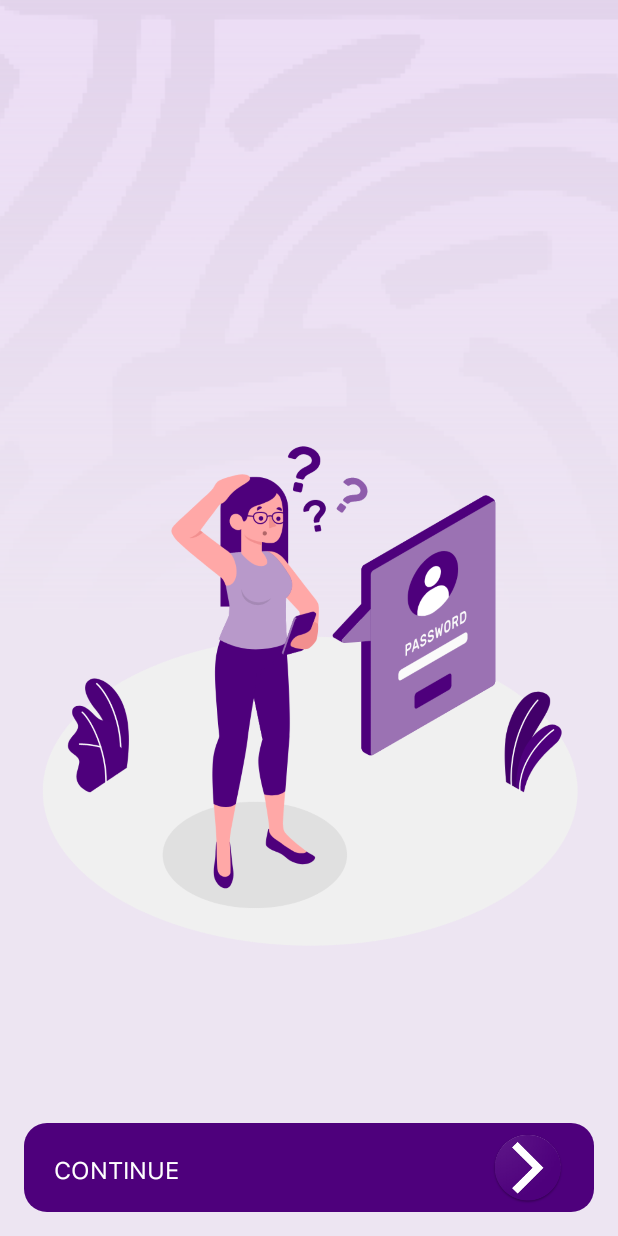
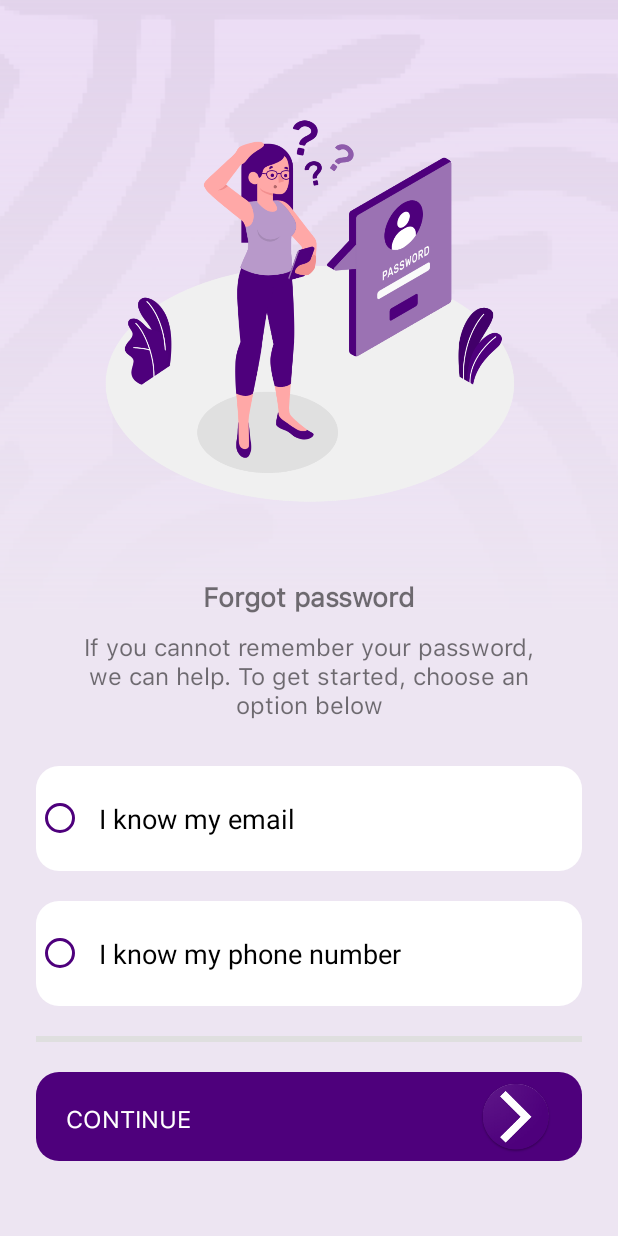
Before and after one commit to Festusyuma-LTD/glaid-customer, an Android app: the ForgotPasswordActivity screen opened directly, with no data from a screen before it, on a phone screen of 412 x 824 dp. Run offline under Robolectric (Android 15) with nearby library versions, the phone set to English and light mode, and no system bars; Roboto replaces fonts that are not available here.

Commit message:
forgot password view fix

```diff
--- a/app/src/main/java/festusyuma/com/glaid/ForgotPasswordActivity.kt
+++ b/app/src/main/java/festusyuma/com/glaid/ForgotPasswordActivity.kt
@@ -13,10 +13,10 @@ class ForgotPasswordActivity : AppCompatActivity() {
         super.onCreate(savedInstanceState)
         setContentView(R.layout.activity_forgot_password)
 
-        radioGroupForgotPassword.setOnCheckedChangeListener { group, checkedId ->
-            if (checkedId === R.id.emailId){
+        radioGroupForgotPassword.setOnCheckedChangeListener { _, checkedId ->
+            if (checkedId == R.id.emailRadio){
                 otpChoice = "email"
-            } else if (checkedId === R.id.phoneId){
+            } else if (checkedId == R.id.telRadio){
                 otpChoice = "phone"
             }
         }
--- /dev/null
+++ b/app/src/main/res/layout-v21/activity_forgot_password.xml
@@ -0,0 +1,143 @@
+<?xml version="1.0" encoding="utf-8"?>
+<androidx.constraintlayout.widget.ConstraintLayout xmlns:android="http://schemas.android.com/apk/res/android"
+    xmlns:app="http://schemas.android.com/apk/res-auto"
+    xmlns:tools="http://schemas.android.com/tools"
+    android:layout_width="match_parent"
+    android:layout_height="match_parent"
+    tools:context=".ForgotPasswordActivity">
+
+    <ImageView
+        android:id="@+id/imageView2"
+        android:layout_width="0dp"
+        android:layout_height="0dp"
+        android:alpha="0.6"
+        android:contentDescription="@string/background"
+        android:scaleType="center"
+        app:layout_constraintBottom_toBottomOf="parent"
+        app:layout_constraintEnd_toEndOf="parent"
+        app:layout_constraintHorizontal_bias="0.0"
+        app:layout_constraintStart_toStartOf="parent"
+        app:layout_constraintTop_toTopOf="parent"
+        app:layout_constraintVertical_bias="0.0"
+        app:srcCompat="@drawable/glaidbackground2" />
+
+    <androidx.constraintlayout.widget.ConstraintLayout
+        android:layout_width="0dp"
+        android:layout_height="0dp"
+        android:background="@drawable/gradient_purple"
+        app:layout_constraintBottom_toBottomOf="parent"
+        app:layout_constraintStart_toStartOf="parent"
+        app:layout_constraintEnd_toEndOf="parent"
+        app:layout_constraintTop_toTopOf="parent">
+
+        <ImageView
+            android:id="@+id/introImage"
+            android:layout_width="0dp"
+            android:layout_height="0dp"
+            app:layout_constraintDimensionRatio="W, 1"
+            android:layout_marginTop="50dp"
+            android:layout_marginBottom="20dp"
+            android:layout_marginHorizontal="10dp"
+            app:layout_constraintEnd_toEndOf="parent"
+            app:layout_constraintStart_toStartOf="parent"
+            app:layout_constraintTop_toTopOf="parent"
+            app:layout_constraintBottom_toTopOf="@+id/introTitle"
+            app:srcCompat="@drawable/forgot_password" />
+
+        <TextView
+            android:id="@+id/introTitle"
+            android:layout_width="wrap_content"
+            android:layout_height="wrap_content"
+            android:layout_marginBottom="10dp"
+            android:fontFamily="@font/sfpro"
+            android:text="@string/forgot_password_intro_title"
+            android:textSize="18sp"
+            android:textStyle="bold"
+            app:layout_constraintEnd_toEndOf="parent"
+            app:layout_constraintStart_toStartOf="parent"
+            app:layout_constraintBottom_toTopOf="@+id/introText" />
+
+        <TextView
+            android:id="@+id/introText"
+            android:layout_width="match_parent"
+            android:layout_height="wrap_content"
+            android:layout_marginHorizontal="50dp"
+            android:layout_marginBottom="30dp"
+            android:fontFamily="@font/sfpro"
+            android:gravity="center_horizontal"
+            android:singleLine="false"
+            android:text="@string/forgot_password_intro_text"
+            android:textSize="16sp"
+            app:layout_constraintEnd_toEndOf="parent"
+            app:layout_constraintStart_toStartOf="parent"
+            app:layout_constraintBottom_toTopOf="@+id/radioGroupForgotPassword" />
+
+        <RadioGroup
+            android:id="@+id/radioGroupForgotPassword"
+            android:layout_width="match_parent"
+            android:layout_height="wrap_content"
+            android:layout_marginHorizontal="24dp"
+            android:layout_marginBottom="20dp"
+            app:layout_constraintEnd_toEndOf="parent"
+            app:layout_constraintStart_toStartOf="parent"
+            app:layout_constraintBottom_toTopOf="@+id/view">
+
+            <RadioButton
+                android:id="@+id/emailRadio"
+                android:layout_width="match_parent"
+                android:layout_height="70dp"
+                android:layout_marginBottom="20dp"
+                android:background="@drawable/carddrawable"
+                android:paddingHorizontal="10dp"
+                android:buttonTint="@color/AppPrimaryPurple"
+                android:text="@string/i_know_my_email"
+                android:layout_gravity="center_vertical|end"
+                android:textSize="18sp" />
+
+            <RadioButton
+                android:id="@+id/telRadio"
+                android:layout_width="match_parent"
+                android:layout_height="70dp"
+                android:paddingHorizontal="10dp"
+                android:background="@drawable/carddrawable"
+                android:buttonTint="@color/AppPrimaryPurple"
+                android:text="@string/i_know_my_phone_number"
+                android:layout_gravity="center_vertical|end"
+                android:textSize="18sp"/>
+        </RadioGroup>
+
+        <View
+            android:id="@+id/view"
+            android:layout_width="match_parent"
+            android:layout_height="4dp"
+            android:layout_marginHorizontal="24dp"
+            android:layout_marginBottom="20dp"
+            android:background="#DFDFDF"
+            app:layout_constraintBottom_toTopOf="@+id/continueResetButton"
+            app:layout_constraintEnd_toEndOf="parent"
+            app:layout_constraintHorizontal_bias="0.492"
+            app:layout_constraintStart_toStartOf="parent" />
+
+        <Button
+            android:id="@+id/continueResetButton"
+            android:layout_width="0dp"
+            android:layout_height="59dp"
+            android:layout_marginHorizontal="24dp"
+            android:layout_marginBottom="50dp"
+            android:background="@drawable/mail_button_drawable"
+            android:drawableEnd="@mipmap/chevron_right"
+            android:fontFamily="@font/sfpro"
+            android:gravity="start|center_vertical"
+            android:onClick="getOtpTypeMethod"
+            android:padding="20dp"
+            android:text="@string/continue_text"
+            android:textColor="#FFFFFF"
+            android:textSize="16sp"
+            app:layout_constraintBottom_toBottomOf="parent"
+            app:layout_constraintStart_toStartOf="parent"
+            app:layout_constraintEnd_toEndOf="parent" />
+
+    </androidx.constraintlayout.widget.ConstraintLayout>
+
+
+</androidx.constraintlayout.widget.ConstraintLayout>
--- a/app/src/main/res/layout/activity_forgot_password.xml
+++ b/app/src/main/res/layout/activity_forgot_password.xml
@@ -26,105 +26,113 @@
         android:layout_height="0dp"
         android:background="@drawable/gradient_purple"
         app:layout_constraintBottom_toBottomOf="parent"
+        app:layout_constraintStart_toStartOf="parent"
         app:layout_constraintEnd_toEndOf="parent"
-        app:layout_constraintHorizontal_bias="0.0"
-        app:layout_constraintStart_toStartOf="parent"
-        app:layout_constraintTop_toTopOf="parent"
-        app:layout_constraintVertical_bias="0.0">
+        app:layout_constraintTop_toTopOf="parent">
 
         <ImageView
-            android:id="@+id/imageView6"
-            android:layout_width="wrap_content"
-            android:layout_height="wrap_content"
-            android:layout_marginTop="52dp"
+            android:id="@+id/introImage"
+            android:layout_width="0dp"
+            android:layout_height="0dp"
+            app:layout_constraintDimensionRatio="W, 1"
+            android:layout_marginTop="50dp"
+            android:layout_marginBottom="20dp"
+            android:layout_marginHorizontal="10dp"
             app:layout_constraintEnd_toEndOf="parent"
             app:layout_constraintStart_toStartOf="parent"
             app:layout_constraintTop_toTopOf="parent"
+            app:layout_constraintBottom_toTopOf="@+id/introTitle"
             app:srcCompat="@drawable/forgot_password" />
 
         <TextView
-            android:id="@+id/textView21"
+            android:id="@+id/introTitle"
             android:layout_width="wrap_content"
             android:layout_height="wrap_content"
-            android:layout_marginTop="50dp"
+            android:layout_marginBottom="10dp"
             android:fontFamily="@font/sfpro"
-            android:text="Forgot password"
-            android:textSize="18dp"
+            android:text="@string/forgot_password_intro_title"
+            android:textSize="18sp"
             android:textStyle="bold"
             app:layout_constraintEnd_toEndOf="parent"
             app:layout_constraintStart_toStartOf="parent"
-            app:layout_constraintTop_toBottomOf="@+id/imageView6" />
+            app:layout_constraintBottom_toTopOf="@+id/introText" />
 
         <TextView
-            android:id="@+id/textView22"
-            android:layout_width="318dp"
-            android:layout_height="66dp"
-            android:layout_marginTop="10dp"
+            android:id="@+id/introText"
+            android:layout_width="match_parent"
+            android:layout_height="wrap_content"
+            android:layout_marginHorizontal="50dp"
+            android:layout_marginBottom="30dp"
             android:fontFamily="@font/sfpro"
             android:gravity="center_horizontal"
             android:singleLine="false"
-            android:text="If you cannot remember your password, we can help. To get started, choose an option below"
-            android:textSize="16dp"
+            android:text="@string/forgot_password_intro_text"
+            android:textSize="16sp"
             app:layout_constraintEnd_toEndOf="parent"
             app:layout_constraintStart_toStartOf="parent"
-            app:layout_constraintTop_toBottomOf="@+id/textView21" />
+            app:layout_constraintBottom_toTopOf="@+id/radioGroupForgotPassword" />
 
         <RadioGroup
             android:id="@+id/radioGroupForgotPassword"
             android:layout_width="0dp"
             android:layout_height="wrap_content"
-            android:layout_marginStart="16dp"
-            android:layout_marginLeft="16dp"
-            android:layout_marginTop="16dp"
-            android:layout_marginEnd="16dp"
-            android:layout_marginRight="16dp"
+            android:layout_marginHorizontal="24dp"
+            android:layout_marginBottom="20dp"
             app:layout_constraintEnd_toEndOf="parent"
             app:layout_constraintStart_toStartOf="parent"
-            app:layout_constraintTop_toBottomOf="@+id/textView22">
+            app:layout_constraintBottom_toTopOf="@+id/view">
 
             <RadioButton
-                android:id="@+id/emailId"
+                android:id="@+id/emailRadio"
                 android:layout_width="match_parent"
-                android:layout_height="wrap_content"
+                android:layout_height="70dp"
                 android:background="@drawable/carddrawable"
-                android:padding="20dp"
-                android:buttonTint="@color/AppPrimaryPurple"
+                android:paddingHorizontal="10dp"
+                android:layout_marginBottom="20dp"
                 android:text="@string/i_know_my_email"
-                android:textSize="16sp" />
+                android:textSize="18sp" />
 
             <RadioButton
-                android:id="@+id/phoneId"
+                android:id="@+id/telRadio"
                 android:layout_width="match_parent"
-                android:layout_height="wrap_content"
-                android:layout_marginTop="15dp"
+                android:layout_height="70dp"
+                android:paddingHorizontal="10dp"
                 android:background="@drawable/carddrawable"
-                android:buttonTint="@color/AppPrimaryPurple"
-                android:padding="20dp"
-                android:text="@string/i_know_my_phone_number" />
+                android:text="@string/i_know_my_phone_number"
+                android:textSize="18sp"/>
         </RadioGroup>
 
+        <View
+            android:id="@+id/view"
+            android:layout_width="match_parent"
+            android:layout_height="4dp"
+            android:layout_marginHorizontal="24dp"
+            android:layout_marginBottom="20dp"
+            android:background="#DFDFDF"
+            app:layout_constraintBottom_toTopOf="@+id/continueResetButton"
+            app:layout_constraintEnd_toEndOf="parent"
+            app:layout_constraintHorizontal_bias="0.492"
+            app:layout_constraintStart_toStartOf="parent" />
+
         <Button
-            android:id="@+id/getOtpBtn"
+            android:id="@+id/continueResetButton"
             android:layout_width="0dp"
             android:layout_height="59dp"
-            android:layout_marginStart="16dp"
-            android:layout_marginLeft="16dp"
-            android:layout_marginEnd="16dp"
-            android:layout_marginRight="16dp"
-            android:layout_marginBottom="16dp"
+            android:layout_marginHorizontal="24dp"
+            android:layout_marginBottom="50dp"
             android:background="@drawable/mail_button_drawable"
             android:drawableRight="@mipmap/chevron_right"
+            android:drawableEnd="@mipmap/chevron_right"
             android:fontFamily="@font/sfpro"
             android:gravity="start|center_vertical"
             android:onClick="getOtpTypeMethod"
             android:padding="20dp"
-            android:text="Continue"
+            android:text="@string/continue_text"
             android:textColor="#FFFFFF"
             android:textSize="16sp"
             app:layout_constraintBottom_toBottomOf="parent"
-            app:layout_constraintEnd_toEndOf="parent"
-            app:layout_constraintHorizontal_bias="0.498"
-            app:layout_constraintStart_toStartOf="parent" />
+            app:layout_constraintStart_toStartOf="parent"
+            app:layout_constraintEnd_toEndOf="parent" />
 
     </androidx.constraintlayout.widget.ConstraintLayout>
 
--- a/app/src/main/res/layout/activity_log_in.xml
+++ b/app/src/main/res/layout/activity_log_in.xml
@@ -140,7 +140,6 @@
             android:background="#DFDFDF"
             app:layout_constraintBottom_toTopOf="@+id/button2"
             app:layout_constraintEnd_toEndOf="parent"
-            app:layout_constraintHorizontal_bias="0.492"
             app:layout_constraintStart_toStartOf="parent" />
 
         <Button
--- a/app/src/main/res/values/strings.xml
+++ b/app/src/main/res/values/strings.xml
@@ -45,4 +45,7 @@
     <string name="complete_registration_intro_text">A one-time pin has been sent to your phone number. Please enter it below</string>
     <string name="complete_registration_intro_title">One Last Step</string>
     <string name="complete_registration_intro_image">intro image</string>
+    <string name="continue_text">Continue</string>
+    <string name="forgot_password_intro_text">If you cannot remember your password, we can help. To get started, choose an option below</string>
+    <string name="forgot_password_intro_title">Forgot password</string>
 </resources>
```
